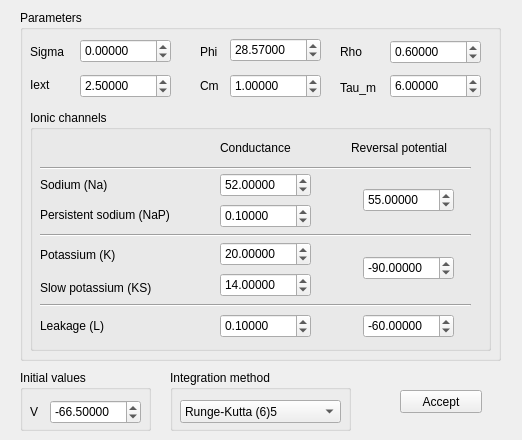
Qt form model_library/neuron/Wang_1993/nm_gui_wang_1993.ui (GNB-UAM/RTHybrid) before a commit.
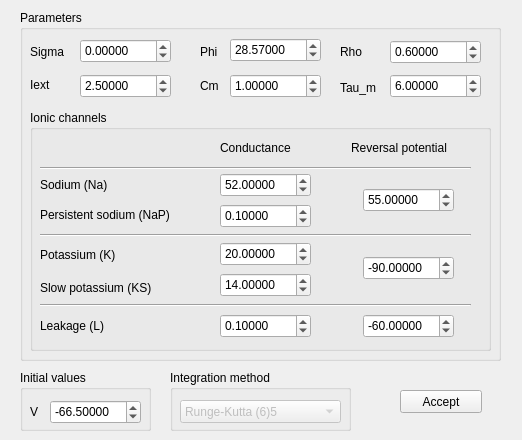
The same form after that commit.

Patch:
```diff
--- a/model_library/neuron/Wang_1993/nm_gui_wang_1993.ui
+++ b/model_library/neuron/Wang_1993/nm_gui_wang_1993.ui
@@ -674,6 +674,9 @@
     <string>Integration method</string>
    </property>
    <widget class="QComboBox" name="comboBoxIntegration">
+    <property name="enabled">
+     <bool>false</bool>
+    </property>
     <property name="geometry">
      <rect>
       <x>10</x>
```
